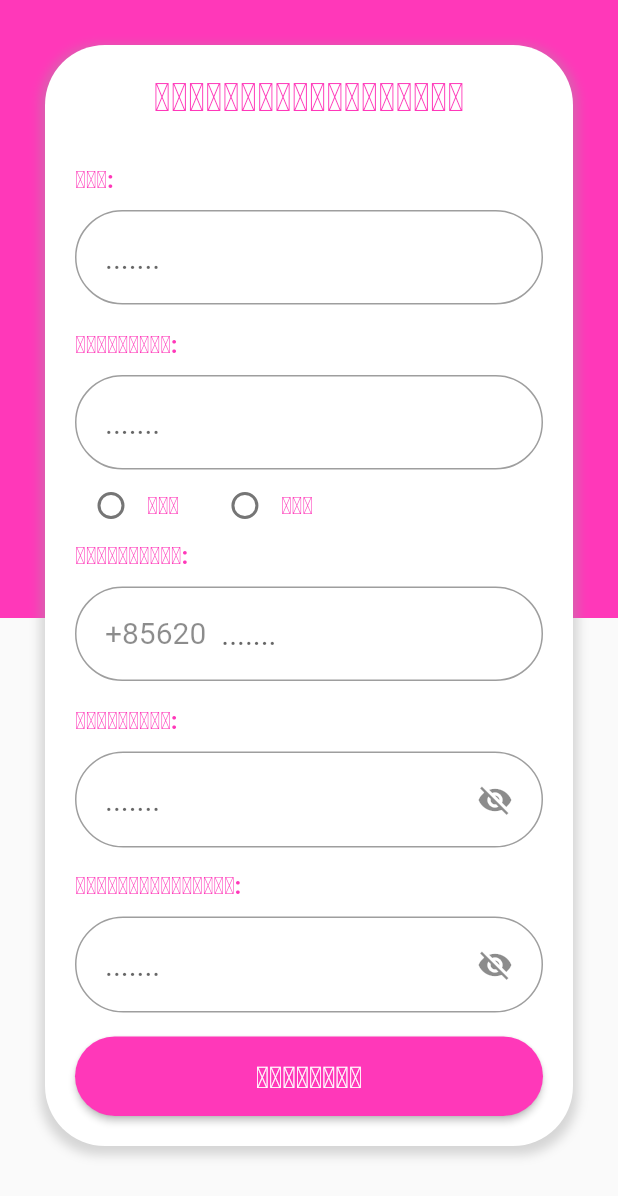
After one commit to SornDevT/app_contacts_online_font_end_v2, a Flutter app: the Register screen opened directly, on a phone screen of 412 x 824 dp. The commit adds this screen. Shown: the top 1196 px of the screen. Run offline on Flutter 3.47's test engine with Material 2 defaults, Android fonts, the phone set to English and light mode, and no system bars; network calls fail.

Commit message:
created register page, adminhome page and listcontact page

```diff
--- /dev/null
+++ b/lib/Pages/Register.dart
@@ -0,0 +1,286 @@
+import 'package:flutter/material.dart';
+
+class Register extends StatefulWidget {
+  const Register({super.key});
+
+  @override
+  State<Register> createState() => _RegisterState();
+}
+
+class _RegisterState extends State<Register> {
+  bool _seepass = true;
+  bool _seepass2 = true;
+
+  @override
+  Widget build(BuildContext context) {
+    return Scaffold(
+      body: Stack(
+        children: [
+          Align(
+            alignment: Alignment.topCenter,
+            child: Container(
+              height: MediaQuery.of(context).size.height / 2,
+              color: Color.fromARGB(255, 255, 56, 185),
+            ),
+          ),
+          Align(
+            alignment: Alignment.center,
+            child: ListView(
+              children: [
+                Padding(
+                  padding: const EdgeInsets.all(30),
+                  child: Container(
+                    width: double.infinity,
+                    padding: const EdgeInsets.all(20),
+                    decoration: BoxDecoration(
+                        color: Colors.white,
+                        borderRadius: BorderRadius.all(
+                          Radius.circular(40),
+                        ),
+                        boxShadow: [
+                          BoxShadow(
+                              color: Colors.grey.withOpacity(0.4),
+                              spreadRadius: 3,
+                              blurRadius: 5,
+                              offset: Offset(0, 3)),
+                        ]),
+                    child: Wrap(
+                      children: [
+                        Row(
+                          mainAxisAlignment: MainAxisAlignment.center,
+                          children: const [
+                            Text(
+                              'ລົງທະບຽນສະມາຊິກໃໝ່',
+                              style: TextStyle(
+                                  fontSize: 26,
+                                  fontWeight: FontWeight.bold,
+                                  color: Color.fromARGB(255, 255, 56, 185)),
+                            ),
+                          ],
+                        ),
+                        const SizedBox(
+                          height: 60,
+                        ),
+                        const Text('ຊື່:',
+                            style: TextStyle(
+                                fontSize: 16,
+                                fontWeight: FontWeight.bold,
+                                color: Color.fromARGB(255, 255, 56, 185))),
+                        const SizedBox(
+                          height: 30,
+                        ),
+                        TextFormField(
+                          keyboardType: TextInputType.number,
+                          style: TextStyle(fontSize: 20),
+                          decoration: InputDecoration(
+                            hintText: ".......",
+                            border: OutlineInputBorder(
+                              borderRadius: BorderRadius.circular(50),
+                              borderSide: const BorderSide(
+                                  width: 1,
+                                  color: Colors.grey,
+                                  style: BorderStyle.none),
+                            ),
+                            contentPadding: const EdgeInsets.all(20),
+                          ),
+                        ),
+                        const SizedBox(
+                          height: 80,
+                        ),
+                        const Text('ນຍາມສະກຸນ:',
+                            style: TextStyle(
+                                fontSize: 16,
+                                fontWeight: FontWeight.bold,
+                                color: Color.fromARGB(255, 255, 56, 185))),
+                        const SizedBox(
+                          height: 30,
+                        ),
+                        TextFormField(
+                          keyboardType: TextInputType.number,
+                          style: TextStyle(fontSize: 20),
+                          decoration: InputDecoration(
+                            hintText: ".......",
+                            border: OutlineInputBorder(
+                              borderRadius: BorderRadius.circular(50),
+                              borderSide: const BorderSide(
+                                  width: 1,
+                                  color: Colors.grey,
+                                  style: BorderStyle.none),
+                            ),
+                            contentPadding: const EdgeInsets.all(20),
+                          ),
+                        ),
+                        Row(
+                          children: [
+                            Radio(
+                                value: 'male',
+                                groupValue: null,
+                                onChanged: (value) {}),
+                            const Text('ຊາຍ',
+                                style: TextStyle(
+                                    fontSize: 16,
+                                    fontWeight: FontWeight.bold,
+                                    color: Color.fromARGB(255, 255, 56, 185))),
+                            SizedBox(
+                              width: 20,
+                            ),
+                            Radio(
+                                value: 'female',
+                                groupValue: null,
+                                onChanged: (value) {}),
+                            const Text('ຍິງ',
+                                style: TextStyle(
+                                    fontSize: 16,
+                                    fontWeight: FontWeight.bold,
+                                    color: Color.fromARGB(255, 255, 56, 185))),
+                          ],
+                        ),
+                        const SizedBox(
+                          height: 40,
+                        ),
+                        const Text('ເບີໂທລະສັບ:',
+                            style: TextStyle(
+                                fontSize: 16,
+                                fontWeight: FontWeight.bold,
+                                color: Color.fromARGB(255, 255, 56, 185))),
+                        const SizedBox(
+                          height: 30,
+                        ),
+                        TextFormField(
+                          keyboardType: TextInputType.number,
+                          style: TextStyle(fontSize: 20),
+                          decoration: InputDecoration(
+                            hintText: ".......",
+                            prefixIcon: const Padding(
+                              padding:
+                                  EdgeInsets.only(left: 20, top: 12, right: 10),
+                              child: Text(
+                                '+85620',
+                                style: TextStyle(
+                                    fontSize: 20, color: Colors.black45),
+                              ),
+                            ),
+                            border: OutlineInputBorder(
+                                borderRadius: BorderRadius.circular(50),
+                                borderSide: const BorderSide(
+                                    width: 1,
+                                    color: Colors.grey,
+                                    style: BorderStyle.none)),
+                          ),
+                        ),
+                        const SizedBox(
+                          height: 80,
+                        ),
+                        const Text(
+                          'ລະຫັດຜ່ານ:',
+                          style: TextStyle(
+                            fontSize: 16,
+                            fontWeight: FontWeight.bold,
+                            color: Color.fromARGB(255, 255, 56, 185),
+                          ),
+                        ),
+                        const SizedBox(
+                          height: 30,
+                        ),
+                        TextFormField(
+                          obscureText: _seepass,
+                          style: TextStyle(fontSize: 20),
+                          decoration: InputDecoration(
+                            suffixIcon: Padding(
+                              padding: EdgeInsets.all(8),
+                              child: IconButton(
+                                onPressed: () {
+                                  setState(() {
+                                    _seepass = !_seepass;
+                                  });
+                                },
+                                icon: _seepass
+                                    ? Icon(Icons.visibility_off)
+                                    : Icon(Icons.visibility),
+                              ),
+                            ),
+                            hintText: ".......",
+                            border: OutlineInputBorder(
+                                borderRadius: BorderRadius.circular(50),
+                                borderSide: const BorderSide(
+                                    width: 1,
+                                    color: Colors.grey,
+                                    style: BorderStyle.none)),
+                            contentPadding: const EdgeInsets.all(20),
+                          ),
+                        ),
+                        const SizedBox(
+                          height: 80,
+                        ),
+                        const Text(
+                          'ຍືນຍັນລະຫັດຜ່ານ:',
+                          style: TextStyle(
+                            fontSize: 16,
+                            fontWeight: FontWeight.bold,
+                            color: Color.fromARGB(255, 255, 56, 185),
+                          ),
+                        ),
+                        const SizedBox(
+                          height: 30,
+                        ),
+                        TextFormField(
+                          obscureText: _seepass2,
+                          style: TextStyle(fontSize: 20),
+                          decoration: InputDecoration(
+                            suffixIcon: Padding(
+                              padding: EdgeInsets.all(8),
+                              child: IconButton(
+                                onPressed: () {
+                                  setState(() {
+                                    _seepass2 = !_seepass2;
+                                  });
+                                },
+                                icon: _seepass2
+                                    ? Icon(Icons.visibility_off)
+                                    : Icon(Icons.visibility),
+                              ),
+                            ),
+                            hintText: ".......",
+                            border: OutlineInputBorder(
+                                borderRadius: BorderRadius.circular(50),
+                                borderSide: const BorderSide(
+                                    width: 1,
+                                    color: Colors.grey,
+                                    style: BorderStyle.none)),
+                            contentPadding: const EdgeInsets.all(20),
+                          ),
+                        ),
+                        const SizedBox(
+                          height: 80,
+                        ),
+                        SizedBox(
+                          width: double.infinity,
+                          child: ElevatedButton(
+                            onPressed: () {},
+                            child: Text('ລົງທະບຽນ',
+                                style: TextStyle(
+                                  fontSize: 20,
+                                  fontWeight: FontWeight.bold,
+                                )),
+                            style: ElevatedButton.styleFrom(
+                                padding: const EdgeInsets.all(15),
+                                shape: const RoundedRectangleBorder(
+                                  borderRadius: BorderRadius.all(
+                                    Radius.circular(50),
+                                  ),
+                                ),
+                                primary: Color.fromARGB(255, 255, 56, 185)),
+                          ),
+                        ),
+                      ],
+                    ),
+                  ),
+                ),
+              ],
+            ),
+          )
+        ],
+      ),
+    );
+  }
+}
--- a/lib/main.dart
+++ b/lib/main.dart
@@ -1,6 +1,8 @@
 import 'package:flutter/material.dart';
 
+import 'Pages/AdminHome.dart';
 import 'Pages/Login.dart';
+import 'Pages/Register.dart';
 
 void main() {
   runApp(const MyApp());
@@ -17,7 +19,7 @@ class MyApp extends StatelessWidget {
       theme: ThemeData(
         primarySwatch: Colors.blue,
       ),
-      home: const Login(),
+      home: const AdminHome(),
     );
   }
 }
```
Also changed, not shown: lib/Pages/AdminHome.dart (added, +46 -0 lines), lib/Pages/FormAdd.dart (added, +19 -0 lines), lib/Pages/ListContact.dart (added, +178 -0 lines), lib/Pages/Login.dart (+13 -3 lines).
